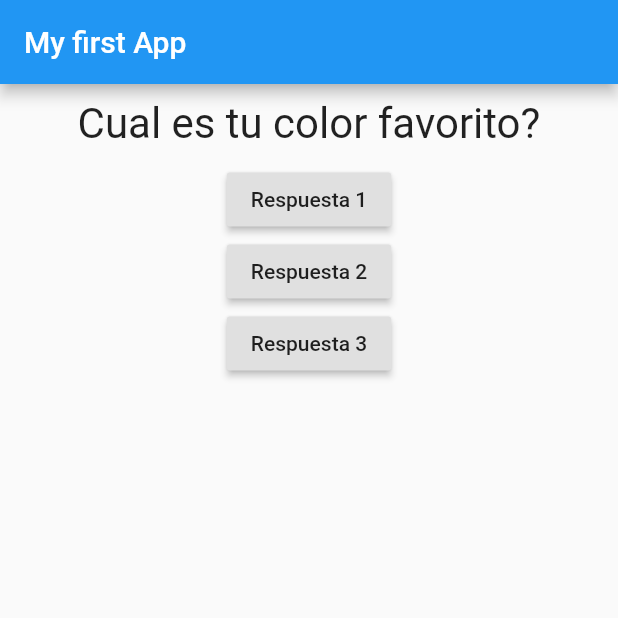
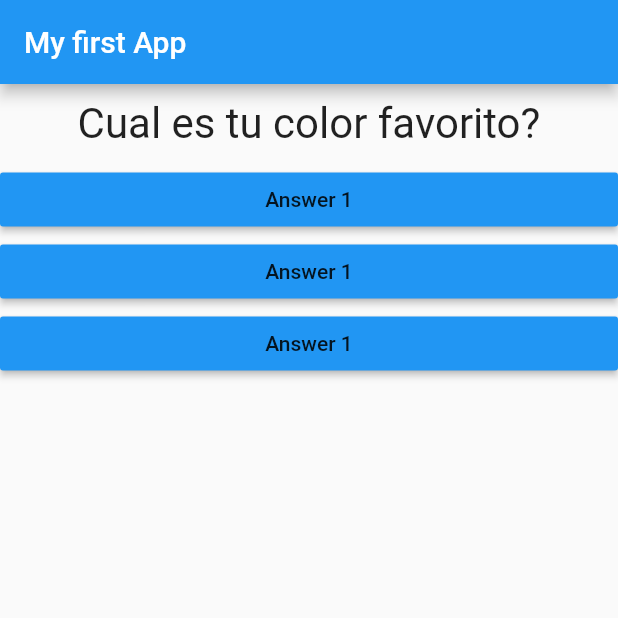
Before and after one commit to CIVERGI/EasyQuizFlutter, a Flutter app: the screen it shows after launch, on a phone screen of 412 x 824 dp, the top half of it. Run offline on Flutter 3.47's test engine with Material 2 defaults, Android fonts, the phone set to English and light mode, and no system bars.

Commit message:
Inserta objeto Answer en main.dart

```diff
--- a/lib/answer.dart
+++ b/lib/answer.dart
@@ -2,6 +2,11 @@ import 'package:flutter/material.dart';
 import './main.dart';
 
 class Answer extends StatelessWidget {
+
+  final Function selectHandler; //Almacenamos una funcion
+
+  Answer(this.selectHandler);
+
   @override
   Widget build(BuildContext context) {
     return Container(
@@ -11,7 +16,7 @@ class Answer extends StatelessWidget {
         //Es similar a ENUM pero en vez de numeros indicando los estados tenemos texto enendible por humano.
 
         child: Text("Answer 1"),
-        onPressed: ,
+        onPressed: selectHandler,
       ),
     );
   }
--- a/lib/main.dart
+++ b/lib/main.dart
@@ -1,5 +1,6 @@
 import 'package:flutter/material.dart';
 import 'package:flutter_guide/question.dart';
+import './answer.dart';
 
 void main() {
   var myApp = MyApp();
@@ -7,7 +8,6 @@ void main() {
 }
 
 class MyApp extends StatefulWidget {
-
   @override
   State<StatefulWidget> createState() {
     // TODO: implement createState
@@ -15,13 +15,15 @@ class MyApp extends StatefulWidget {
   }
 }
 
-class _MyAppState extends State<MyApp>{ //<- Clase generica "State" / Investigar el puntero de <MyApp>
+class _MyAppState extends State<MyApp> {
+  //<- Clase generica "State" / Investigar el puntero de <MyApp>
   //_MyAppState es privada gracias al _
   var _questionIndex = 0;
 
-  void _answerQuestion(){
-    setState( () { //Buscar informacion mas concisa de set State
-    //Set state le dice a flutter que re construya (Re-build la UI) el widget desde donde se llamo (MyApp).
+  void _answerQuestion() {
+    setState(() {
+      //Buscar informacion mas concisa de set State
+      //Set state le dice a flutter que re construya (Re-build la UI) el widget desde donde se llamo (MyApp).
       _questionIndex = _questionIndex + 1;
     });
     print(_questionIndex);
@@ -29,10 +31,10 @@ class _MyAppState extends State<MyApp>{ //<- Clase generica "State" / Investigar
 
   @override
   Widget build(BuildContext context) {
-
     var questions = [
       "Cual es tu color favorito?",
-      "Cual es tu animal favorito?",];
+      "Cual es tu animal favorito?",
+    ];
 
     return MaterialApp(
       home: Scaffold(
@@ -43,24 +45,10 @@ class _MyAppState extends State<MyApp>{ //<- Clase generica "State" / Investigar
           children: <Widget>[
             Question(
               questions[_questionIndex],
-              ),
-            RaisedButton(
-              child: Text("Respuesta 1"),
-              onPressed: (){
-                // Esto es una funcion anonima
-                // ...
-                print("Answer Chosen");
-
-              }, //<- Pointer
             ),
-            RaisedButton(
-              child: Text("Respuesta 2"),
-              onPressed: _answerQuestion, //<- Pointer en vez de metodo()
-            ),
-            RaisedButton(
-              child: Text("Respuesta 3"),
-              onPressed: _answerQuestion, //<- Pointer en vez de metodo()
-            ),
+            Answer(_answerQuestion), //Passing callback functions around == puntero de funcion
+            Answer(_answerQuestion),
+            Answer(_answerQuestion),
           ],
         ),
       ),
```
